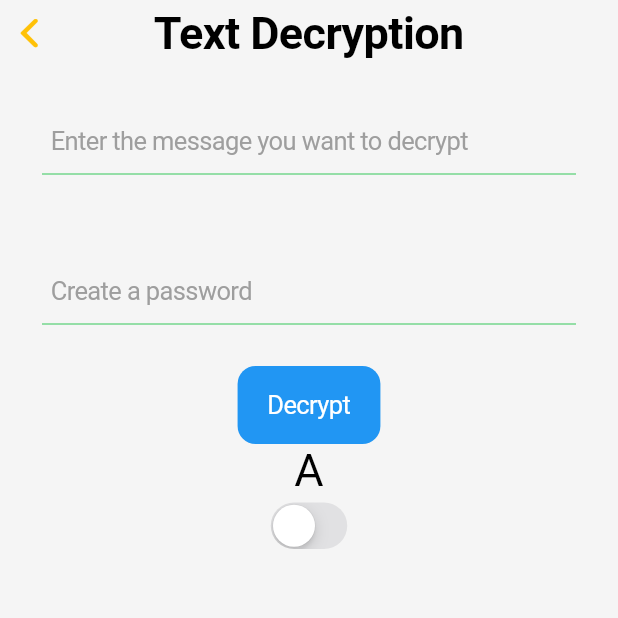
After one commit to emeleonufavour/encryption_and_decryption, a Flutter app: the DecryptPage screen opened directly, on a phone screen of 412 x 824 dp, the top half of it. The commit adds this screen. Run offline on Flutter 3.47's test engine with Material 2 defaults, Android fonts, the phone set to English and light mode, and no system bars; our stand-ins replace hex; missing offline and left inert: cryptography.

Commit message:
first after break

```diff
--- a/lib/main.dart
+++ b/lib/main.dart
@@ -1,7 +1,7 @@
 import 'package:flutter/cupertino.dart';
 import 'package:flutter/material.dart';
 
-import 'home/home.dart';
+import 'screens/home.dart';
 
 void main() {
   runApp(const MyApp());
--- /dev/null
+++ b/lib/screens/decryptscreen.dart
@@ -0,0 +1,114 @@
+import 'dart:convert';
+
+import 'package:encryption_app/services/decryptservice.dart';
+import 'package:encryption_app/services/encryptionservice.dart';
+import 'package:flutter/cupertino.dart';
+import 'package:flutter/material.dart';
+import 'package:flutter/src/widgets/container.dart';
+import 'package:flutter/src/widgets/framework.dart';
+
+class DecryptPage extends StatefulWidget {
+  const DecryptPage({super.key});
+
+  @override
+  State<DecryptPage> createState() => _DecryptPageState();
+}
+
+class _DecryptPageState extends State<DecryptPage> {
+  TextEditingController mcontroller = TextEditingController();
+  TextEditingController pcontroller = TextEditingController();
+  String? decryptedMessage;
+  bool _isOn = false;
+
+  @override
+  Widget build(BuildContext context) {
+    return CupertinoPageScaffold(
+      navigationBar: const CupertinoNavigationBar(
+        middle: Text(
+          'Text Decryption',
+          style: TextStyle(
+              fontSize: 30, fontWeight: FontWeight.bold, color: Colors.black),
+        ),
+      ),
+      child: Column(
+        children: [
+          Padding(
+            padding: const EdgeInsets.all(8.0),
+            child: Container(
+              padding: const EdgeInsets.all(20),
+              child: CupertinoTextField(
+                controller: mcontroller,
+                style: const TextStyle(color: Colors.black),
+                placeholder: 'Enter the message you want to decrypt',
+                placeholderStyle: const TextStyle(color: Colors.grey),
+                padding:
+                    const EdgeInsets.symmetric(horizontal: 6, vertical: 12),
+                clearButtonMode: OverlayVisibilityMode.editing,
+                decoration: const BoxDecoration(
+                  border: Border(
+                    bottom: BorderSide(
+                      width: 0,
+                      color: CupertinoColors.systemGreen,
+                    ),
+                  ),
+                ),
+              ),
+            ),
+          ),
+          //password input
+          Padding(
+            padding: const EdgeInsets.all(8.0),
+            child: Container(
+              padding: const EdgeInsets.all(20),
+              child: CupertinoTextField(
+                controller: pcontroller,
+                style: const TextStyle(color: Colors.black),
+                placeholder: 'Create a password',
+                placeholderStyle: const TextStyle(color: Colors.grey),
+                padding:
+                    const EdgeInsets.symmetric(horizontal: 6, vertical: 12),
+                clearButtonMode: OverlayVisibilityMode.editing,
+                decoration: const BoxDecoration(
+                  border: Border(
+                    bottom: BorderSide(
+                      width: 0,
+                      color: CupertinoColors.systemGreen,
+                    ),
+                  ),
+                ),
+              ),
+            ),
+          ),
+          CupertinoButton(
+              color: Colors.blue,
+              child: const Text(
+                'Decrypt',
+                style: TextStyle(color: Colors.white),
+              ),
+              onPressed: () async {
+                final message = await Decryption.getDecryptedMessage(
+                    mcontroller.text, pcontroller.text);
+                setState(() {
+                  decryptedMessage = message;
+                });
+                print('message: $message');
+              }),
+          Text(
+            'A',
+            style: TextStyle(fontSize: 30, color: Colors.black),
+          ),
+          CupertinoSwitch(
+            value: _isOn,
+            activeColor: CupertinoColors.activeBlue,
+            onChanged: (bool? value) {
+              // This is called when the user toggles the switch.
+              setState(() {
+                _isOn = value ?? false;
+              });
+            },
+          ),
+        ],
+      ),
+    );
+  }
+}
--- a/lib/services/decryptservice.dart
+++ b/lib/services/decryptservice.dart
@@ -30,7 +30,7 @@ class Decryption {
     return decryptedData;
   }
 
-  Future<String> getDecryptedMessage(
+  static Future<String> getDecryptedMessage(
       String encryptedData, String password) async {
     final List<int> decrypt = await decryptData(encryptedData, password);
     final String decodedMessage = utf8.decode(decrypt);
```
Also changed, not shown: lib/screens/home.dart (renamed from lib/home/home.dart).
